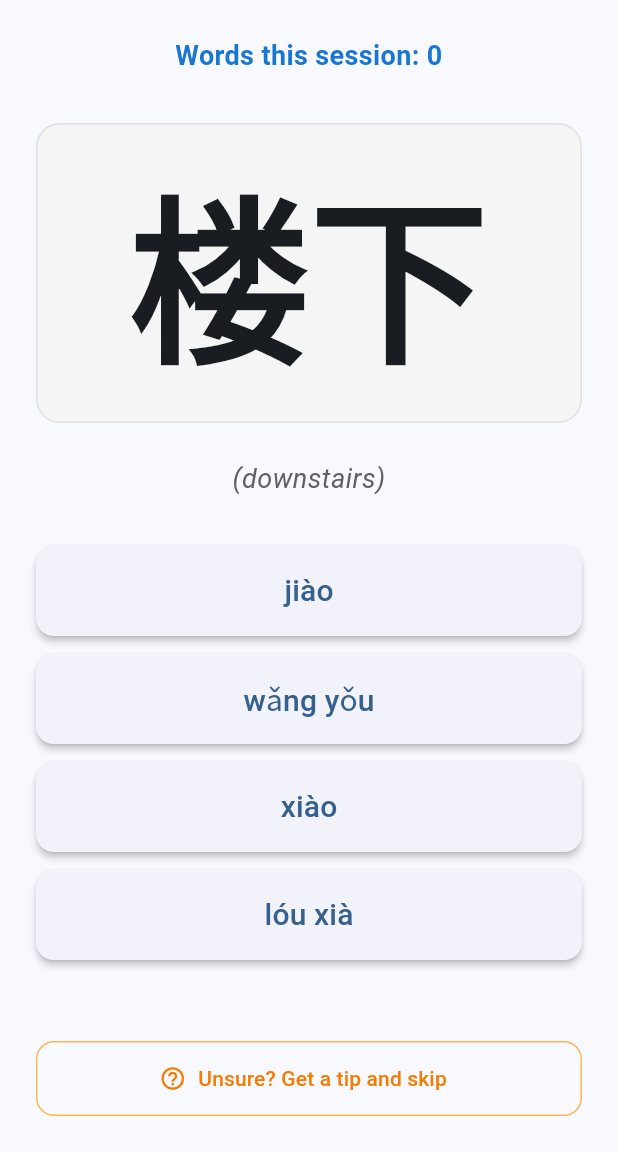
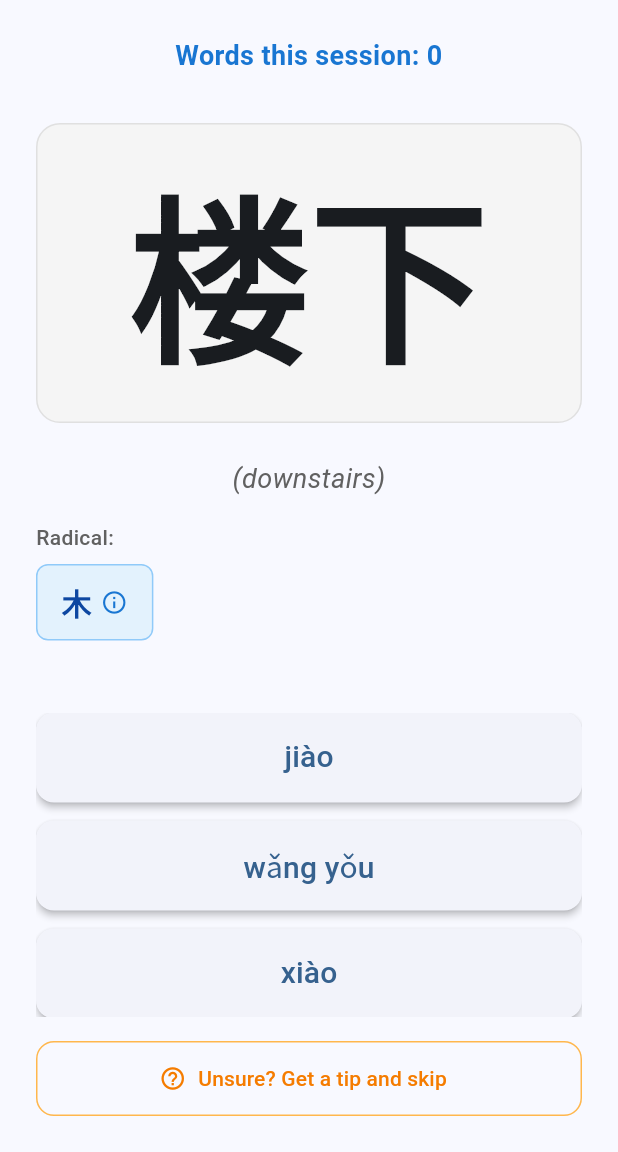
Before and after one commit to gndworks/HanziLearner, a Flutter app: the screen it shows after launch, on a phone screen of 412 x 824 dp, the part 84-1236 px from its top. Run offline on Flutter 3.47's test engine with Material 3 defaults, Android fonts, the light colour scheme and no system bars.

Commit message:
create button for radical

```diff
--- a/lib/pages/quiz_page.dart
+++ b/lib/pages/quiz_page.dart
@@ -4,6 +4,7 @@ import '../services/memorization_service.dart';
 import '../widgets/session_header.dart';
 import '../widgets/hanzi_display.dart';
 import '../widgets/quiz_options.dart';
+import '../widgets/radical_buttons.dart';
 
 class QuizPage extends StatefulWidget {
   const QuizPage({super.key});
@@ -175,6 +176,7 @@ class _QuizPageState extends State<QuizPage> {
               const SizedBox(height: 32),
 
               HanziDisplay(character: character),
+              RadicalButtons(character: character),
               const SizedBox(height: 32),
 
               // Multiple choice options
--- /dev/null
+++ b/lib/widgets/radical_buttons.dart
@@ -0,0 +1,207 @@
+import 'dart:convert';
+import 'package:flutter/material.dart';
+import 'package:flutter/services.dart';
+import '../models/hanzi_character.dart';
+
+class RadicalButtons extends StatelessWidget {
+  final HanziCharacter character;
+
+  const RadicalButtons({
+    super.key,
+    required this.character,
+  });
+
+  Future<Map<String, dynamic>?> _loadRadicalInfo(String symbol) async {
+    try {
+      final String jsonString = await rootBundle.loadString('assets/radicals/radicals_with_tips.json');
+      final List<dynamic> radicalsData = json.decode(jsonString);
+
+      for (var radical in radicalsData) {
+        if (radical['symbol'] == symbol) {
+          return radical as Map<String, dynamic>;
+        }
+      }
+    } catch (e) {
+      debugPrint('Error loading radical info: $e');
+    }
+    return null;
+  }
+
+  void _showRadicalPopup(BuildContext context, String symbol) async {
+    final radicalInfo = await _loadRadicalInfo(symbol);
+
+    if (!context.mounted) return;
+
+    showDialog(
+      context: context,
+      builder: (context) => AlertDialog(
+        title: Row(
+          children: [
+            Text(
+              symbol,
+              style: const TextStyle(fontSize: 32, fontWeight: FontWeight.bold),
+            ),
+            const SizedBox(width: 12),
+            if (radicalInfo != null)
+              Text(
+                radicalInfo['pinyin'] ?? '',
+                style: TextStyle(
+                  fontSize: 18,
+                  color: Colors.grey.shade600,
+                ),
+              ),
+          ],
+        ),
+        content: SingleChildScrollView(
+          child: radicalInfo != null
+              ? Column(
+                  crossAxisAlignment: CrossAxisAlignment.start,
+                  mainAxisSize: MainAxisSize.min,
+                  children: [
+                    if (radicalInfo['english_description'] != null) ...[
+                      Text(
+                        radicalInfo['english_description'] as String,
+                        style: const TextStyle(
+                          fontSize: 16,
+                          fontWeight: FontWeight.w600,
+                        ),
+                      ),
+                      const SizedBox(height: 12),
+                    ],
+                    if (radicalInfo['origin'] != null) ...[
+                      Text(
+                        'Origin:',
+                        style: TextStyle(
+                          fontSize: 14,
+                          fontWeight: FontWeight.w600,
+                          color: Colors.grey.shade700,
+                        ),
+                      ),
+                      const SizedBox(height: 4),
+                      Text(
+                        radicalInfo['origin'] as String,
+                        style: const TextStyle(fontSize: 14, height: 1.5),
+                      ),
+                      const SizedBox(height: 12),
+                    ],
+                    if (radicalInfo['tip'] != null) ...[
+                      Container(
+                        padding: const EdgeInsets.all(12),
+                        decoration: BoxDecoration(
+                          color: Colors.blue.shade50,
+                          borderRadius: BorderRadius.circular(8),
+                          border: Border.all(color: Colors.blue.shade200),
+                        ),
+                        child: Column(
+                          crossAxisAlignment: CrossAxisAlignment.start,
+                          children: [
+                            Row(
+                              children: [
+                                Icon(Icons.lightbulb_outline,
+                                     size: 18,
+                                     color: Colors.orange.shade700),
+                                const SizedBox(width: 6),
+                                Text(
+                                  'Memorization Tip:',
+                                  style: TextStyle(
+                                    fontSize: 14,
+                                    fontWeight: FontWeight.w600,
+                                    color: Colors.orange.shade700,
+                                  ),
+                                ),
+                              ],
+                            ),
+                            const SizedBox(height: 6),
+                            Text(
+                              radicalInfo['tip'] as String,
+                              style: const TextStyle(fontSize: 14, height: 1.5),
+                            ),
+                          ],
+                        ),
+                      ),
+                    ],
+                  ],
+                )
+              : Text(
+                  'Information for radical "$symbol" not found.',
+                  style: TextStyle(color: Colors.grey.shade600),
+                ),
+        ),
+        actions: [
+          TextButton(
+            onPressed: () => Navigator.of(context).pop(),
+            child: const Text('Close'),
+          ),
+        ],
+      ),
+    );
+  }
+
+  @override
+  Widget build(BuildContext context) {
+    // The radical field contains a single radical symbol
+    final radicalSymbol = character.radical;
+
+    if (radicalSymbol.isEmpty) {
+      return const SizedBox.shrink();
+    }
+
+    return Padding(
+      padding: const EdgeInsets.symmetric(vertical: 16.0),
+      child: Column(
+        crossAxisAlignment: CrossAxisAlignment.start,
+        children: [
+          Text(
+            'Radical:',
+            style: TextStyle(
+              fontSize: 14,
+              fontWeight: FontWeight.w500,
+              color: Colors.grey.shade700,
+            ),
+          ),
+          const SizedBox(height: 8),
+          Wrap(
+            spacing: 8,
+            runSpacing: 8,
+            children: [
+              InkWell(
+                onTap: () => _showRadicalPopup(context, radicalSymbol),
+                borderRadius: BorderRadius.circular(8),
+                child: Container(
+                  padding: const EdgeInsets.symmetric(
+                    horizontal: 16,
+                    vertical: 10,
+                  ),
+                  decoration: BoxDecoration(
+                    color: Colors.blue.shade50,
+                    borderRadius: BorderRadius.circular(8),
+                    border: Border.all(color: Colors.blue.shade200),
+                  ),
+                  child: Row(
+                    mainAxisSize: MainAxisSize.min,
+                    children: [
+                      Text(
+                        radicalSymbol,
+                        style: TextStyle(
+                          fontSize: 20,
+                          fontWeight: FontWeight.w600,
+                          color: Colors.blue.shade900,
+                        ),
+                      ),
+                      const SizedBox(width: 6),
+                      Icon(
+                        Icons.info_outline,
+                        size: 18,
+                        color: Colors.blue.shade700,
+                      ),
+                    ],
+                  ),
+                ),
+              ),
+            ],
+          ),
+        ],
+      ),
+    );
+  }
+}
```
